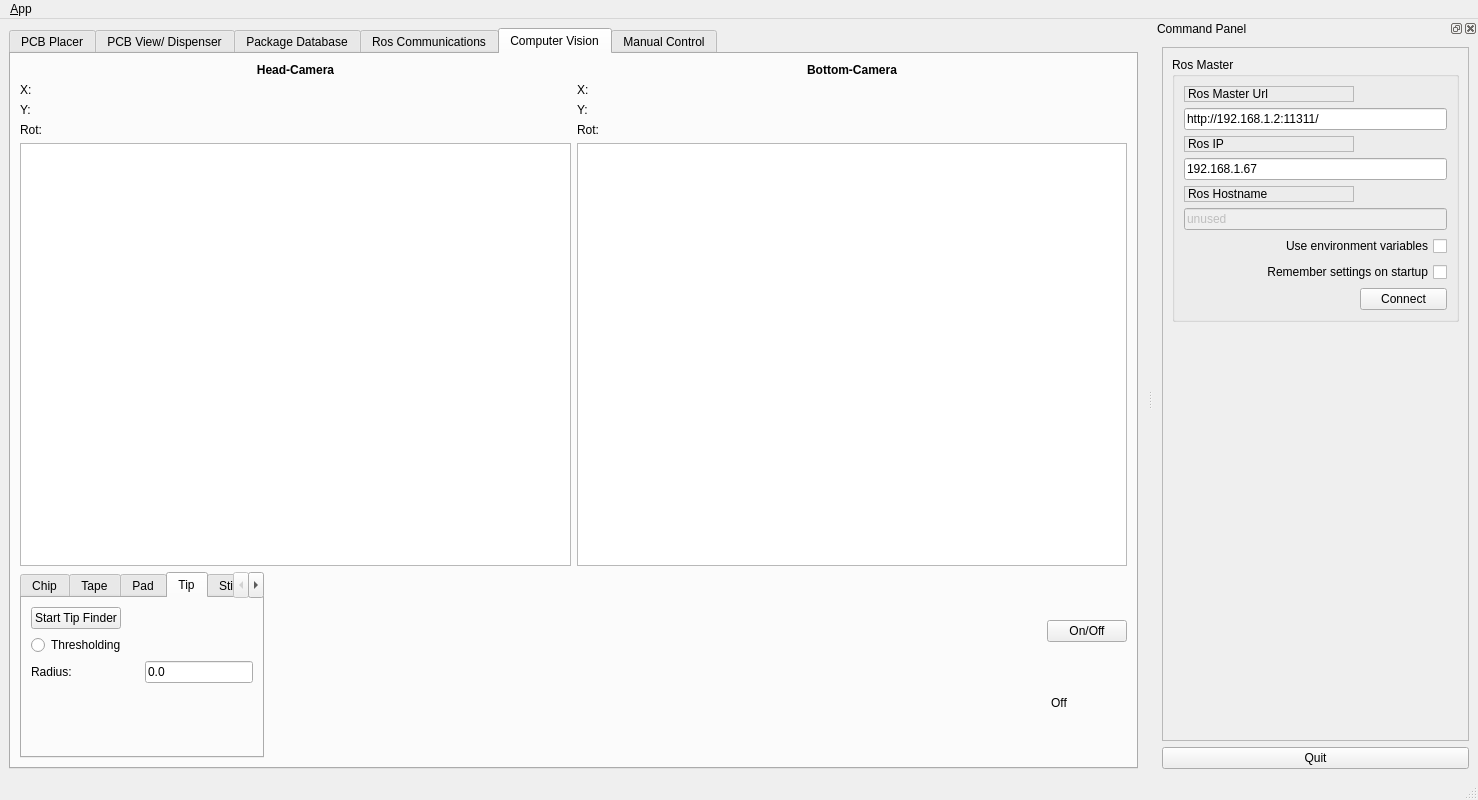
Old version of the form pap_gui/ui/main_window.ui in the repository JohanVer/PAP2015.
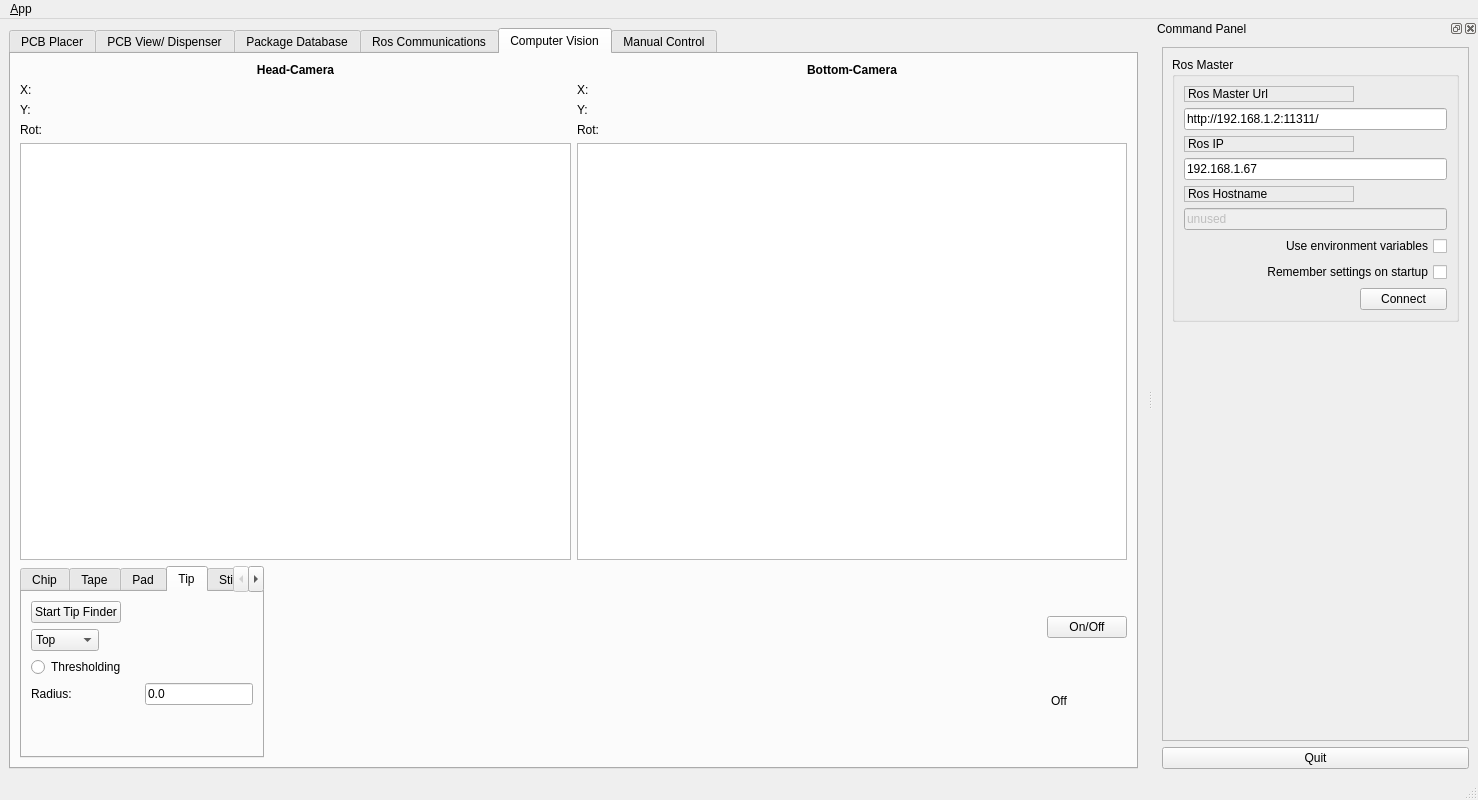
New version of the form. The open tabs and pages were chosen to show the change. Icons and pictures are not drawn. Custom widgets are drawn as their Qt base class.

The edit to the form file:
```diff
--- a/pap_gui/ui/main_window.ui
+++ b/pap_gui/ui/main_window.ui
@@ -2283,6 +2283,26 @@
                     </property>
                    </widget>
                   </item>
+                  <item>
+                   <widget class="QComboBox" name="camera_select_tip">
+                    <property name="sizePolicy">
+                     <sizepolicy hsizetype="Fixed" vsizetype="Fixed">
+                      <horstretch>0</horstretch>
+                      <verstretch>0</verstretch>
+                     </sizepolicy>
+                    </property>
+                    <item>
+                     <property name="text">
+                      <string>Top</string>
+                     </property>
+                    </item>
+                    <item>
+                     <property name="text">
+                      <string>Bottom</string>
+                     </property>
+                    </item>
+                   </widget>
+                  </item>
                   <item>
                    <widget class="QRadioButton" name="radioButton">
                     <property name="text">
```
Left out of the diff: 4 changed lines with no effect on the pictures.
